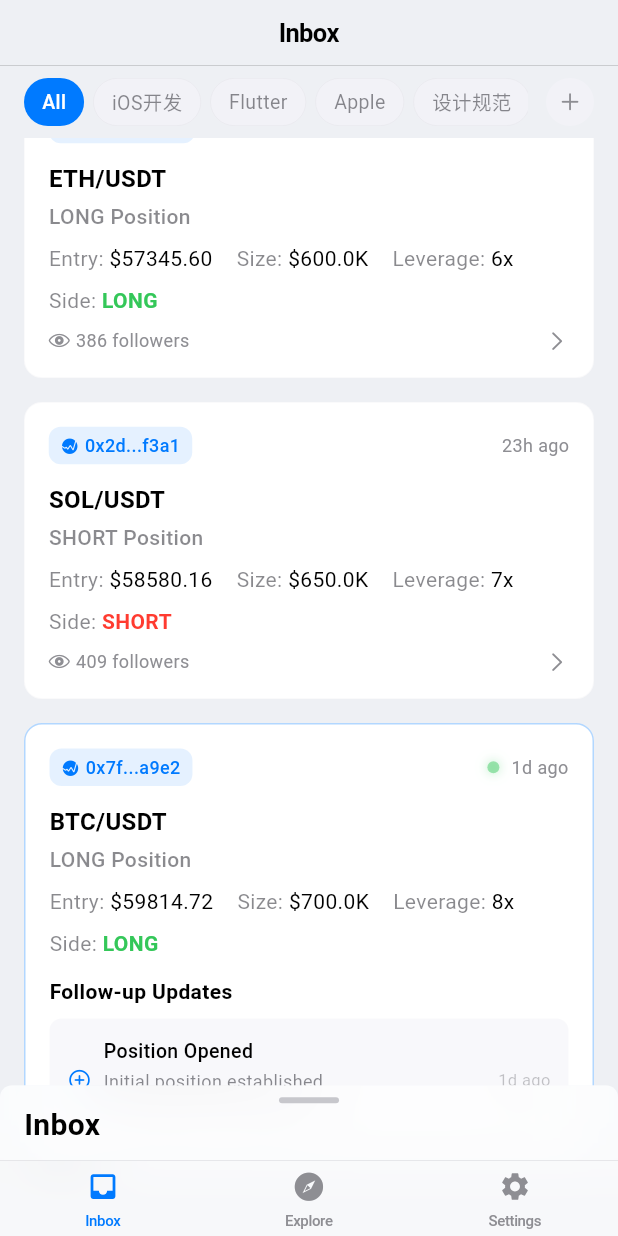
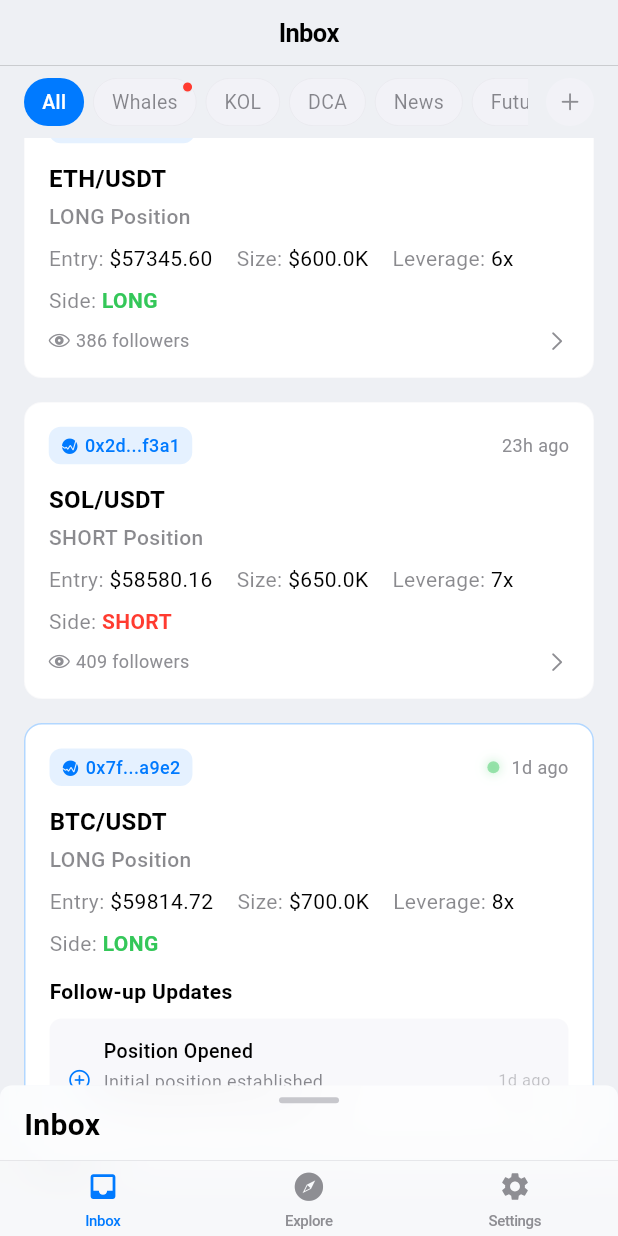
Before and after one commit to 0xjeffro/Signal, a Flutter app: the screen it shows after launch, scrolled down 2880 dp, on a phone screen of 412 x 824 dp. Run offline on Flutter 3.47's test engine with Material 3 defaults, Android fonts, the phone set to English and light mode, and no system bars; our stand-ins replace flutter_svg.

Commit message:
Update collections and enhance signal handling in HomePage
- Replaced existing collection names with new categories: Whales, KOL, DCA, News, Futures, and Spot.
- Modified signal time generation logic to prioritize recent signals for better user experience.
- Implemented unread signal count feature for each collection, improving visibility of new messages.
- Enhanced UI elements to display unread badges for better notification management.

```diff
--- a/signal_app/lib/main.dart
+++ b/signal_app/lib/main.dart
@@ -41,11 +41,12 @@ class MyAppState extends ChangeNotifier {
   String selectedCollection = 'All';
   List<String> collections = [
     'All',
-    'iOS开发',
-    'Flutter',
-    'Apple',
-    '设计规范',
-    '工具技巧',
+    'Whales', // 巨鲸信号
+    'KOL', // KOL喊单
+    'DCA', // DCA自动投资
+    'News', // 新闻分析
+    'Futures', // 合约交易
+    'Spot', // 现货交易
   ];
 
   void setSelectedIndex(int index) {
--- a/signal_app/lib/pages/home_page.dart
+++ b/signal_app/lib/pages/home_page.dart
@@ -134,8 +134,13 @@ class _HomePageState extends State<HomePage> {
   // 生成灵活的信号数据（巨鲸交易、KOL喊单、新闻等）
   Map<String, dynamic> _generateFlexibleSignal(int index) {
     final now = DateTime.now();
-    final randomHours = (index * 2 + 1) % 48;
-    final signalTime = now.subtract(Duration(hours: randomHours));
+    // 修改时间生成逻辑：让前几个信号是最近的，后面的逐渐变老
+    // 前10个信号在过去2小时内，这样能看到未读徽章
+    final randomMinutes = index < 10
+        ? (index * 10 + 5) %
+              120 // 前10个信号：5-115分钟前
+        : (index * 2 + 1) * 60 % (48 * 60); // 后面的信号：更早的时间
+    final signalTime = now.subtract(Duration(minutes: randomMinutes));
 
     // 30% 巨鲸交易信号
     if (index % 10 < 3) {
@@ -542,13 +547,17 @@ class _HomePageState extends State<HomePage> {
           final collection = appState.collections[index];
           final isSelected = collection == appState.selectedCollection;
           final isAll = collection == 'All';
+          final unreadCount = _getUnreadCount(collection);
 
           return Padding(
             key: ValueKey(collection),
             padding: EdgeInsets.only(right: 6.0),
             child: GestureDetector(
               onTap: () => appState.setSelectedCollection(collection),
-              child: Container(
+              child: Stack(
+                clipBehavior: Clip.none,
+                children: [
+                  Container(
                     padding: EdgeInsets.symmetric(horizontal: 12, vertical: 6),
                     decoration: BoxDecoration(
                       color: isSelected
@@ -570,7 +579,9 @@ class _HomePageState extends State<HomePage> {
                         style: TextStyle(
                           color: isSelected
                               ? CupertinoColors.white
-                          : CupertinoColors.secondaryLabel.resolveFrom(context),
+                              : CupertinoColors.secondaryLabel.resolveFrom(
+                                  context,
+                                ),
                           fontSize: 13,
                           fontWeight: isSelected
                               ? FontWeight.w500
@@ -578,6 +589,11 @@ class _HomePageState extends State<HomePage> {
                         ),
                       ),
                     ),
+                  ),
+                  // 未读信号徽章
+                  if (unreadCount > 0 && !isSelected)
+                    _buildUnreadBadge(unreadCount),
+                ],
               ),
             ),
           );
@@ -594,23 +610,23 @@ class _HomePageState extends State<HomePage> {
     showCupertinoDialog(
       context: context,
       builder: (context) => CupertinoAlertDialog(
-        title: Text('创建新集合'),
+        title: Text('Create New Collection'),
         content: Padding(
           padding: EdgeInsets.only(top: 12),
           child: CupertinoTextField(
             controller: controller,
-            placeholder: '输入集合名称',
+            placeholder: 'Enter collection name (e.g., "Meme Coins")',
             autofocus: true,
           ),
         ),
         actions: [
           CupertinoDialogAction(
-            child: Text('取消'),
+            child: Text('Cancel'),
             onPressed: () => Navigator.of(context).pop(),
           ),
           CupertinoDialogAction(
             isDefaultAction: true,
-            child: Text('创建'),
+            child: Text('Create'),
             onPressed: () {
               if (controller.text.trim().isNotEmpty) {
                 appState.addCollection(controller.text.trim());
@@ -638,22 +654,99 @@ class _HomePageState extends State<HomePage> {
     }).toList();
   }
 
-  // 判断频道是否属于指定集合
+  // 判断信号是否属于指定集合
   bool _isChannelInCollection(String channel, String collection) {
     switch (collection) {
-      case 'iOS开发':
-        return ['iOS开发频道', 'SwiftUI精选', 'Xcode技巧'].contains(channel);
-      case 'Flutter':
-        return ['Flutter社区', 'Flutter实战', 'Dart语言'].contains(channel);
-      case 'Apple':
-        return ['Apple Developer', 'iOS开发频道', 'SwiftUI精选'].contains(channel);
-      case '设计规范':
-        return ['设计规范', 'iOS开发频道'].contains(channel);
-      case '工具技巧':
-        return ['Xcode技巧', 'App Store指南', '移动开发者'].contains(channel);
+      case 'Whales':
+        // 巨鲸信号：包含所有巨鲸地址
+        return ['0x7f...a9e2', '0x1a...b8c4', '0x2d...f3a1'].contains(channel);
+      case 'KOL':
+        // KOL信号：包含所有KOL
+        return [
+          'CryptoKing',
+          'BlockchainBull',
+          'AltcoinAlpha',
+        ].contains(channel);
+      case 'DCA':
+        // DCA信号：自动投资机器人
+        return channel == 'DCA Bot';
+      case 'News':
+        // 新闻信号：各大资讯平台
+        return ['CoinDesk', 'CryptoNews', 'BlockBeats'].contains(channel);
+      case 'Futures':
+        // 合约交易：包含有杠杆的信号（通过检查customData中是否有Leverage字段）
+        return _hasLeverageData(channel);
+      case 'Spot':
+        // 现货交易：不包含杠杆的交易信号
+        return _isSpotTrading(channel);
       default:
         return true;
     }
+  }
+
+  // 检查是否包含杠杆数据（合约交易）
+  bool _hasLeverageData(String channel) {
+    // 巨鲸信号通常包含杠杆信息
+    return ['0x7f...a9e2', '0x1a...b8c4', '0x2d...f3a1'].contains(channel);
+  }
+
+  // 检查是否为现货交易
+  bool _isSpotTrading(String channel) {
+    // KOL信号和新闻通常是现货相关
+    return [
+      'CryptoKing',
+      'BlockchainBull',
+      'AltcoinAlpha',
+      'CoinDesk',
+      'CryptoNews',
+      'BlockBeats',
+    ].contains(channel);
+  }
+
+  // 获取指定集合的未读信号数量
+  int _getUnreadCount(String collection) {
+    if (collection == 'All') {
+      // All集合显示总的未读数量
+      return _allMessages.where((message) => _isRecentSignal(message)).length;
+    }
+
+    // 其他集合显示该集合的未读数量
+    return _allMessages.where((message) {
+      final channel = message['channel'] as String;
+      return _isChannelInCollection(channel, collection) &&
+          _isRecentSignal(message);
+    }).length;
+  }
+
+  // 判断是否为最近的信号（30分钟内为未读）
+  bool _isRecentSignal(Map<String, dynamic> message) {
+    final messageTime = message['time'] as DateTime;
+    final now = DateTime.now();
+    final difference = now.difference(messageTime);
+    // 只有30分钟内的信号才算未读，这样红点会更少更有意义
+    return difference.inMinutes < 30;
+  }
+
+  // 构建未读信号徽章 - 小红点
+  Widget _buildUnreadBadge(int count) {
+    return Positioned(
+      top: 2,
+      right: 2,
+      child: Container(
+        width: 8,
+        height: 8,
+        decoration: BoxDecoration(
+          color: CupertinoColors.systemRed,
+          shape: BoxShape.circle,
+          border: Border.all(
+            color: MediaQuery.of(context).platformBrightness == Brightness.dark
+                ? CupertinoColors.systemBackground.resolveFrom(context)
+                : Color(0xFFEEF0F4),
+            width: 1,
+          ),
+        ),
+      ),
+    );
   }
 
   // 构建底部加载指示器
```
Lines whose indentation alone changed are shown as unchanged.
